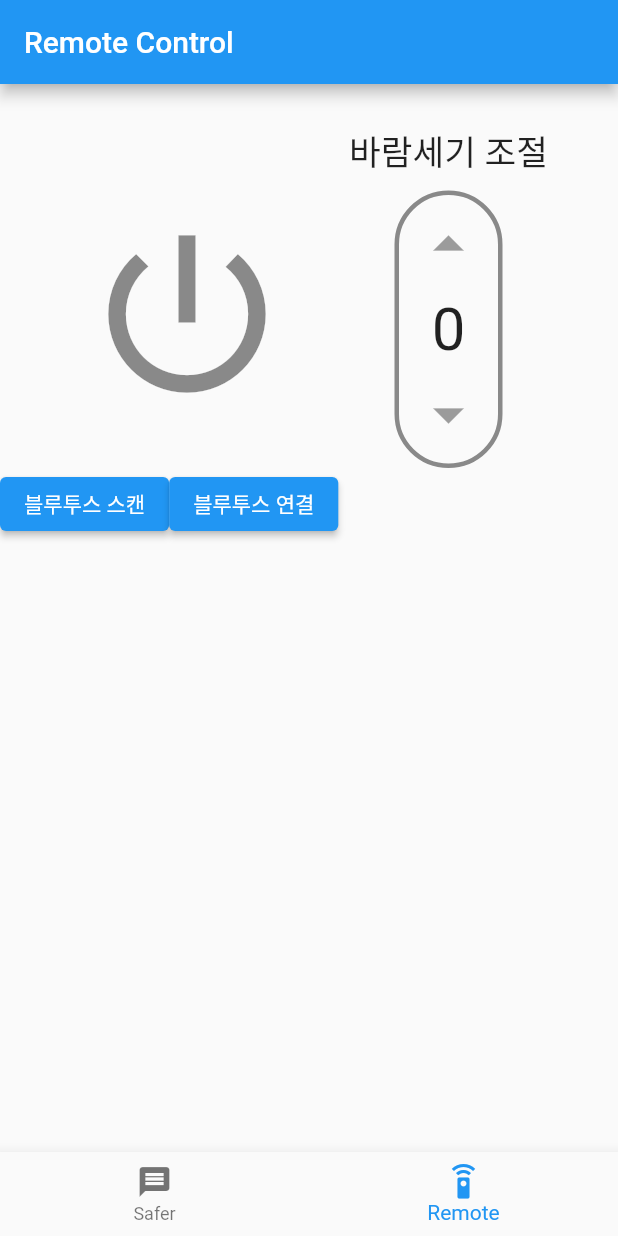
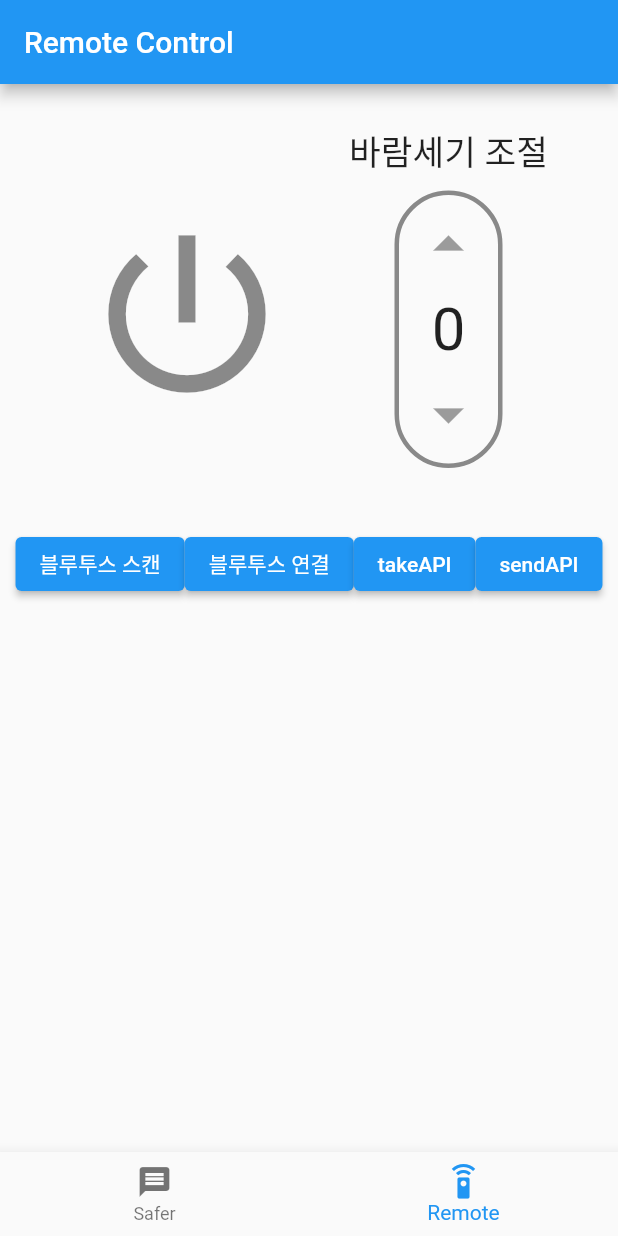
Before and after one commit to kjdbtech/Flutter_Safer, a Flutter app: the screen it shows after launch, item 2 of the bottom bar chosen, after a tap on "블루투스 스캔", on a phone screen of 412 x 824 dp. Run offline on Flutter 3.47's test engine with Material 2 defaults, Android fonts, the phone set to English and light mode, and no system bars; our stand-ins replace flutter_blue, flutter_speed_dial, fluttertoast, geolocator, location; missing offline and left inert: sms_advanced, sms_mms.

Commit message:
230725 - 사용자에게 전화번호, 문자 내용 입력 받아오기 - 입력 받은 전화번호와 문자 내용을 문자로 전송 - 앱 실행되는 동안 위치정보 주기적으로 업데이트 - 문자 보내기 시 문자 내용 포함 여부와 GPS 포함 여부 - 하단바에 Safer와 Remote 메뉴 추가 - 문자 포함 여부를 타이틀 포함여부로 변경 - MMS로 보내지지 않은 문제 -> 메세지내용과 위치정보를 분리하여 SMS로 2번 문자 전송으로 수정 - 문자 작성은 149자로 제한

```diff
--- a/lib/main.dart
+++ b/lib/main.dart
@@ -2,6 +2,8 @@ import 'package:example/screen/safer.dart';
 import 'package:flutter/material.dart';
 import 'package:example/screen/Remote.dart';
 import 'package:example/public/menu_bottom.dart';
+import 'dart:convert';
+import 'package:http/http.dart' as http;
 
 void main() => runApp(MyApp());
 
@@ -37,8 +39,8 @@ class _MyHomePageState extends State<MyHomePage> {
 
   // 각 탭에 표시할 콘텐츠 위젯들을 리스트로 준비합니다.
   final List<Widget> _tabs = [
-    Safer(),
-    Remote(),
+    Safer(),    // 0
+    Remote(),   // 1
   ];
 
   @override
@@ -63,4 +65,6 @@ class _MyHomePageState extends State<MyHomePage> {
       selectIndex = index; // 선택된 탭의 인덱스를 변경하고 화면을 다시 그립니다.
     });
   }
+
+
 }
--- a/lib/screen/Remote.dart
+++ b/lib/screen/Remote.dart
@@ -2,6 +2,8 @@ import 'package:example/public/menu_bottom.dart';
 import 'package:flutter/material.dart';
 import 'package:flutter_blue/flutter_blue.dart';
 import 'package:flutter_speed_dial/flutter_speed_dial.dart';
+import 'package:http/http.dart' as http;
+import 'dart:convert';
 
 void main() {
   runApp(Remote());
@@ -74,13 +76,12 @@ class _RemoteControlScreenState extends State<RemoteControlScreen> with SingleTi
   void _scanDevices() {
     if(!_isScanning) {
       _devicesList.clear(); // 기존에 스캔된 리스트 삭제
-      flutterBlue.startScan(
-          timeout: Duration(seconds: 4)); // 블루투스 스캔 시작(4초 동안 스캔)
-      flutterBlue.scanResults.listen((results) {
+      flutterBlue.startScan(timeout: Duration(seconds: 4)); // 블루투스 스캔 시작(4초 동안 스캔)
+      flutterBlue.scanResults.listen((results) {    // 원하는 블루투스를 찾기 위한 스캔 리스너
         for (ScanResult result in results) {
-          if (!_devicesList.contains(result.device)) { // 리스트에 중복되는 장치 추가 X
+          if(result.device.name == "0000-0000-0000-0000000") {
             setState(() {
-              _devicesList.add(result.device);
+              _selectedDevice = result.device;
             });
             break;
           }
@@ -88,6 +89,9 @@ class _RemoteControlScreenState extends State<RemoteControlScreen> with SingleTi
       });
     } else {
       flutterBlue.stopScan();
+      setState(() {
+        _isScanning = false;
+      });
     }
   }
 
@@ -95,15 +99,7 @@ class _RemoteControlScreenState extends State<RemoteControlScreen> with SingleTi
   void _connectToDevice() async {
     if(_selectedDevice != null) {
       await _selectedDevice!.connect();   // 저장된 블루투스 장치와 연결 시도
-      List<BluetoothService> services = await _selectedDevice!.discoverServices();    // 연결된 장치에서 사용 가능한 불루투스 서비스들을 검색
-      services.forEach((service) {
-        service.characteristics.forEach((characteristic) {
-          if (characteristic.uuid == BluetoothCharacteristic) {   // 블루투스 장치와 연결하여 통신하고 데이터를 주고받을 때, 원하는 기능을 수행하기 위해 특정 캐릭터리스틱을 찾기
-                                      //BluetoothCharacteristic."00001800-0000-1000-8000-00805f9b34fb"
-            _characteristic = characteristic;
-          }
-        });
-      });
+      print('디바이스 연결 : ${_selectedDevice!.name}');
     }
   }
 
@@ -173,10 +169,18 @@ class _RemoteControlScreenState extends State<RemoteControlScreen> with SingleTi
               ],
             ),
             Container(
+              margin: EdgeInsets.only(top: 40),
               child: Row(
+                crossAxisAlignment: CrossAxisAlignment.center,
+                mainAxisAlignment: MainAxisAlignment.center,
                 children: [
-                  ElevatedButton(onPressed: _scanDevices, child: Text('블루투스 스캔')),
+                  ElevatedButton(
+                    onPressed: _scanDevices,
+                    child: Text(_isScanning ? "스캔중..." : "블루투스 스캔"),
+                  ),
                   ElevatedButton(onPressed: _connectToDevice, child: Text('블루투스 연결')),
+                  ElevatedButton(onPressed: _fetchData, child: Text('takeAPI')),
+                  ElevatedButton(onPressed: sendLog, child: Text('sendAPI')),
                 ],
               ),
             )
@@ -185,4 +189,37 @@ class _RemoteControlScreenState extends State<RemoteControlScreen> with SingleTi
       ),
     );
   }
+  Future<void> _fetchData() async {
+    final response = await http.get(Uri.parse('http://192.168.20.145:3001/api/hello'));
+
+    if (response.statusCode == 200) {
+      final data = jsonDecode(response.body);
+      print(data['message']); // 'Hello, World!'
+    } else {
+      print('Failed to fetch data');
+    }
+  }
+
+  // APP 로그 서버로 보내기
+  Future<void> sendLog() async {
+    var message = 'asdjfijwenijfniwjenfijawnefijnawiejdnf aijwenfijawneifjnawienfaiwenfiwae123123';
+    Map<String, dynamic> data = {
+      'key1' : message
+    };
+
+    try {
+      var res= await http.post(
+        Uri.parse('http://192.168.20.145:3001/sendLog'),
+        headers: {'Content-Type': 'application/json'},
+        body: jsonEncode(data),     // json 형식으로 인코딩
+      );
+      if (res.statusCode == 200) {
+        print('로그 전송 완료');
+      } else {
+        print('메세지 전송 실패 : ${res.reasonPhrase}');
+      }
+    }catch(e) {
+      print(e);
+    }
+  }
 }
--- a/lib/screen/safer.dart
+++ b/lib/screen/safer.dart
@@ -1,4 +1,5 @@
 import 'dart:async';
+import 'dart:convert';
 
 import 'package:example/public/menu_bottom.dart';
 import 'package:location/location.dart' as LocationPackage;
@@ -9,7 +10,7 @@ import 'package:flutter/services.dart';
 import 'package:sms_mms/sms_mms.dart';
 import 'package:fluttertoast/fluttertoast.dart';
 import 'package:flutter_speed_dial/flutter_speed_dial.dart';
-
+import 'package:http/http.dart' as http;
 
 void main() {
   runApp(MaterialApp(home:Safer(),));
@@ -23,6 +24,42 @@ class Safer extends StatefulWidget {
   State<Safer> createState() => _SaferState();
 }
 
+// 서버로 보낼 데이터 관리
+class MessageData {
+  String message = '';
+  String phoneNumber = '';
+  double latitude = 0;
+  double longitude = 0;
+  String sendTime = '';
+  bool isTitleIncluded = false;
+  bool isGpsIncluded = false;
+  String sendLog = '';
+
+  MessageData({
+    required this.message,
+    required this.phoneNumber,
+    required this.latitude,
+    required this.longitude,
+    required this.sendTime,
+    required this.isGpsIncluded,
+    required this.isTitleIncluded,
+    required this.sendLog
+  });
+
+  // JSON 형태로 인코딩하여 서버로 전송 메서드
+  Map<String, dynamic> toJson() {
+    return {
+      'message' : message,
+      'phoneNumber' : phoneNumber,
+      'latitude' : latitude,
+      'longitude' : longitude,
+      'sendTime' : sendTime,
+      'isGpsIncluded' : isGpsIncluded,
+      'isTitleIncluded' : isTitleIncluded,
+      'sendLog' : sendLog,
+    };
+  }
+}
 
 class _SaferState extends State<Safer> {
   String phoneNum = '';
@@ -47,6 +84,22 @@ class _SaferState extends State<Safer> {
 
   TextEditingController _textEditingController = TextEditingController();
 
+  String sendTime = '';
+  bool isTitleIncluded = false;
+  bool isGpsIncluded = false;
+  String sendLog = '';
+
+  // 로그 클래스 메세지 데이터 관리
+  MessageData messageData = MessageData(
+      message: '',
+      phoneNumber: '',
+      latitude: 0,
+      longitude: 0,
+      sendTime: '',
+      isGpsIncluded: false,
+      isTitleIncluded: false,
+      sendLog: '',
+  );
   // FlutterBlue flutterBlue = FlutterBlue.instance;     // 블루투스 인스턴스
   // BluetoothDevice? selectedDevice;
   // BluetoothCharacteristic? characteristic;
@@ -133,22 +186,24 @@ class _SaferState extends State<Safer> {
       smsMessage = new SmsMessage(address, message);
     }
 
+    smsMessage.onStateChanged.listen((event) {
+      setState(() {
+        msgState = event;
+      });
+    });
 
 
-    if (msgState == SmsMessageState.Sent) {
+    if (msgState == SmsMessageState.Fail) {
       // SMS 발송 완료 시
-      print("문자 발송 완료");
-      _showAlertDialog('알림', '문자가 성공적으로 발송되었습니다.');
+      print("문자 전송 실패");
+      _showAlertDialog('알림', '문자 전송에 실패하였습니다.');
     } else if (msgState == SmsMessageState.Delivered) {
       // 수신자에게 전달 완료 시
       print("문자 수신자에게 성공적으로 수신 완료");
       _showAlertDialog('알림', '문자가 성공적으로 발송되었습니다.');
-    } else if (msgState == SmsMessageState.Fail) {
-      print('문자 전송 실패');
-      _showAlertDialog('알림', '문자가 실패적으로 발송되었습니다.');
-    } else if (msgState == SmsMessageState.Sending) {
-      print('문자 발송 중 입니다.' );
-      _showAlertDialog('알림', '문자가 성공적으로 발송되었습니다.');
+    } else if (msgState == SmsMessageState.Sending){
+      print('문자가 발송 되었습니다.');
+      _showAlertDialog('알림', '문자가 발송되었습니다.');
     }
 
     smsSender.sendSms(smsMessage);
@@ -200,7 +255,7 @@ class _SaferState extends State<Safer> {
     setState(() {
       // locationMessage = '위도 : ${position.latitude} \n 경도 : ${position.longitude}';
       latitude = position.latitude;
-      longitude = position.latitude;
+      longitude = position.longitude;
       locationResult = '위도 : ${position.latitude} \n 경도 : ${position.longitude}';
     });
 
@@ -224,7 +279,26 @@ class _SaferState extends State<Safer> {
   // }
 
 
-  // 스캔 시작/정지 함수
+  // 서버에 로그 정보 보내기
+  Future<void> sendData() async {
+    var url = Uri.parse('http://192.168.20.145:3001/FlutterToNode');
+
+    try{
+      var res = await http.post(
+        url,
+        headers: {'Content-Type':'application/json'},
+        body: jsonEncode(messageData.toJson()),
+      );
+
+      if (res.statusCode == 200) {
+        print('로그 정보 전송완료');
+      } else {
+        print('로그 정보 전송 실패');
+      }
+    } catch(e) {
+      print('오류 발생 : $e');
+    }
+  }
 
 
 
@@ -332,7 +406,21 @@ class _SaferState extends State<Safer> {
                   )
                 ],
               ),
-              ElevatedButton(onPressed: sendSMS, child: Text('문자 보내기')),
+              ElevatedButton(
+                  onPressed: () {
+                    messageData.sendLog = msgState.toString();
+                    messageData.isTitleIncluded = titleSwitch;
+                    messageData.latitude = latitude;
+                    messageData.sendTime = DateTime.now().toString();
+                    messageData.phoneNumber = phoneNum;
+                    messageData.longitude = longitude;
+                    messageData.isGpsIncluded = gpsSwitch;
+                    messageData.message = Msg;
+
+                    sendSMS();    // 문자 전송
+                    sendData();   // 서버에 로그 정보 전송
+                  },
+                  child: Text('문자 보내기')),
               if (isLoading)     // isLoading이 true일 때 로딩 창 표시
                 CircularProgressIndicator()
               else               // isLoading이 false일 때 위치 정보 결과 표시
@@ -342,8 +430,7 @@ class _SaferState extends State<Safer> {
                 child: Text('위치 정보 확인하기',),
               ),Container(
                   width: double.infinity,
-                  height: 360,
-                  color: Colors.amber,
+                  height: 280,
                   child: Align(
                     alignment: Alignment.bottomRight,
                     child: SpeedDial(
--- a/pubspec.yaml
+++ b/pubspec.yaml
@@ -25,6 +25,7 @@ dependencies:
   sms_mms:          # mms 패키지
   fluttertoast: ^8.0.8
   flutter_speed_dial:
+  http:
 
 
 
```
Also changed, not shown: pubspec.lock.
